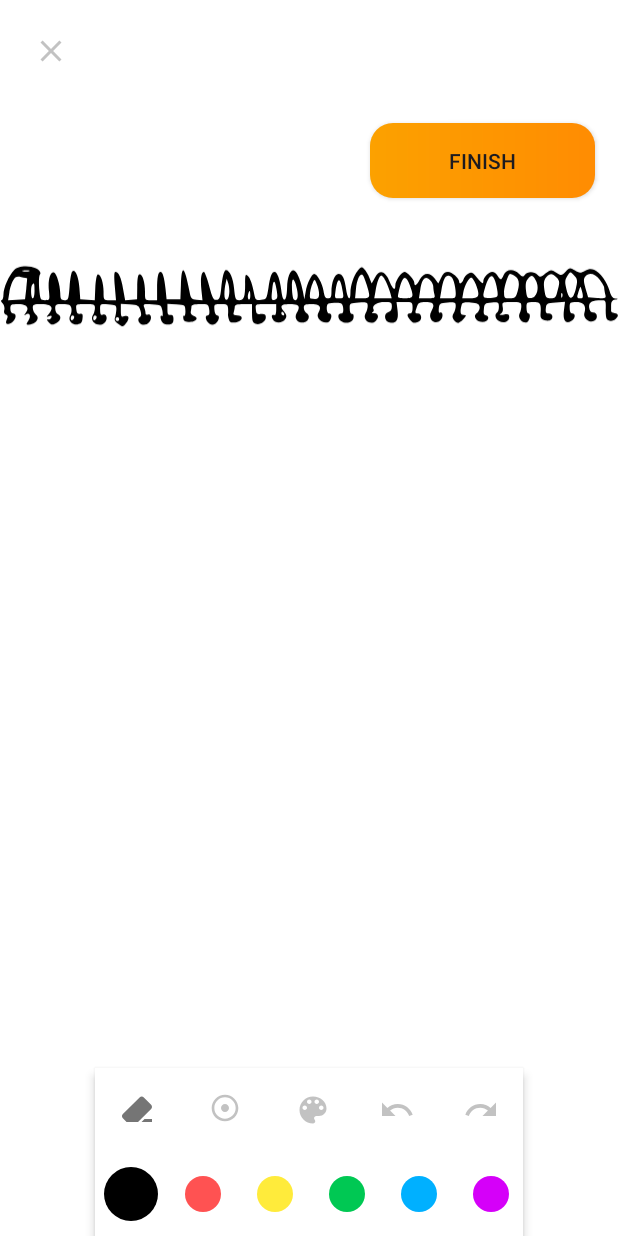
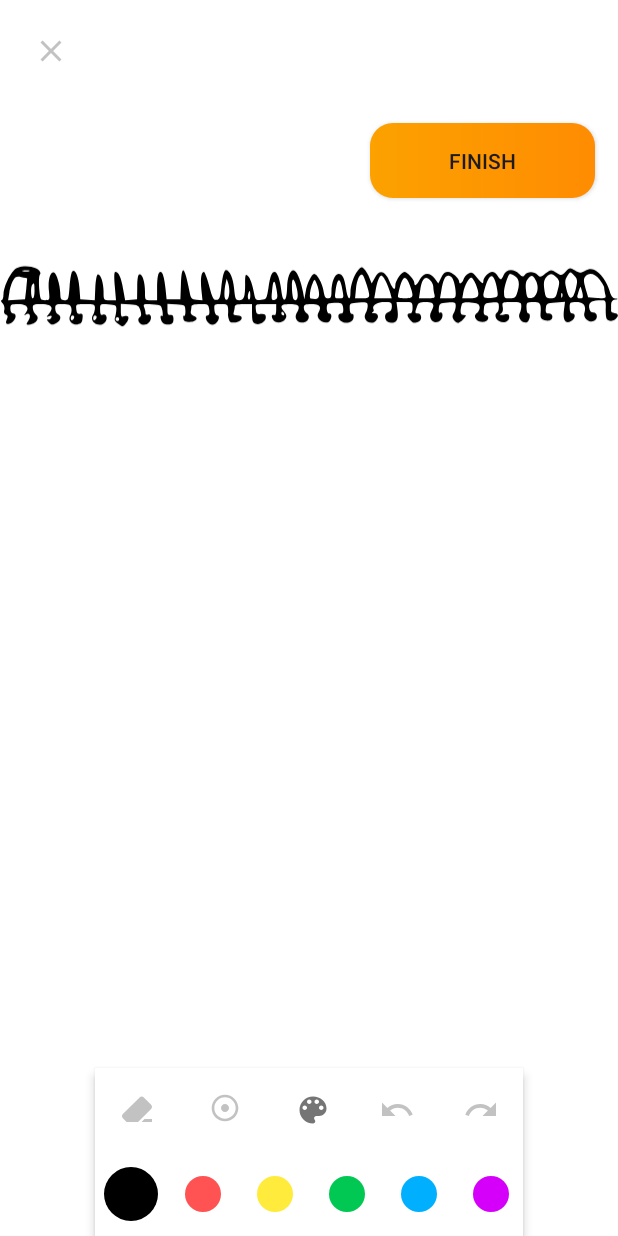
Before and after one commit to snuhcs-course/swpp-2023-project-team-9, an Android app: the DrawingActivity screen opened directly, with no data from a screen before it, after a tap on an icon or button, on a phone screen of 412 x 824 dp. Run offline under Robolectric (Android 15) with nearby library versions, the light colour scheme and no system bars; libraries missing offline, so code that uses them is left out: com.pusher.client, retrofit2.converter.jackson; 9 statements that could not run were skipped; 2 other taps on this screen came first.

Commit message:
fix: eraser bug in real-time and clicking

```diff
--- a/frontend/app/src/main/java/com/littlestudio/ui/drawing/DrawingActivity.java
+++ b/frontend/app/src/main/java/com/littlestudio/ui/drawing/DrawingActivity.java
@@ -205,10 +205,12 @@ public class DrawingActivity extends AppCompatActivity {
     private void setUpDrawTools() {
         ((CircleView) findViewById(R.id.circle_view_opacity)).setCircleRadius(100f);
         View imageDrawEraser = findViewById(R.id.image_draw_eraser);
+        View imageDrawColor = findViewById(R.id.image_draw_color);
         View drawTools = findViewById(R.id.draw_tools);
         imageDrawEraser.setOnClickListener(v -> {
-            ((DrawView) findViewById(R.id.draw_view)).toggleEraser();
-            imageDrawEraser.setSelected(((DrawView) findViewById(R.id.draw_view)).isEraserOn());
+            ((DrawView) findViewById(R.id.draw_view)).setEraserOn();
+            imageDrawEraser.setSelected(true);
+            imageDrawColor.setSelected(false);
             toggleDrawTools(drawTools, false);
         });
         imageDrawEraser.setOnLongClickListener(v -> {
@@ -228,7 +230,10 @@ public class DrawingActivity extends AppCompatActivity {
             findViewById(R.id.seekBar_opacity).setVisibility(View.GONE);
             findViewById(R.id.draw_color_palette).setVisibility(View.GONE);
         });
-        findViewById(R.id.image_draw_color).setOnClickListener(v -> {
+        imageDrawColor.setOnClickListener(v -> {
+            ((DrawView) findViewById(R.id.draw_view)).setEraserOff();
+            imageDrawEraser.setSelected(false);
+            imageDrawColor.setSelected(true);
             if (drawTools.getTranslationY() == toPx(56)) {
                 toggleDrawTools(drawTools, true);
             } else if (drawTools.getTranslationY() == toPx(0) && findViewById(R.id.draw_color_palette).getVisibility() == View.VISIBLE) {
--- a/frontend/app/src/main/java/com/littlestudio/ui/drawing/widget/DrawView.java
+++ b/frontend/app/src/main/java/com/littlestudio/ui/drawing/widget/DrawView.java
@@ -113,6 +113,7 @@ public class DrawView extends View {
         paintOptions.setColor(strokeData.paint.color);
         paintOptions.setStrokeWidth(strokeData.paint.strokeWidth);
         paintOptions.setAlpha(strokeData.paint.alpha);
+        paintOptions.setEraserOn(strokeData.paint.isEraserOn);
 
         MyPath myPath = new MyPath();
         // Iterate over the actions and perform them on the path
@@ -288,14 +289,16 @@ public class DrawView extends View {
         this.invitationCode = invitationCode;
     }
 
-    public void toggleEraser() {
-        isEraserOn = !isEraserOn;
-        mPaintOptions.setEraserOn(isEraserOn);
+    public void setEraserOn() {
+        isEraserOn = true;
+        mPaintOptions.setEraserOn(true);
         invalidate();
     }
 
-    public boolean isEraserOn() {
-        return isEraserOn;
+    public void setEraserOff() {
+        isEraserOn = false;
+        mPaintOptions.setEraserOn(false);
+        invalidate();
     }
 
 }
```
